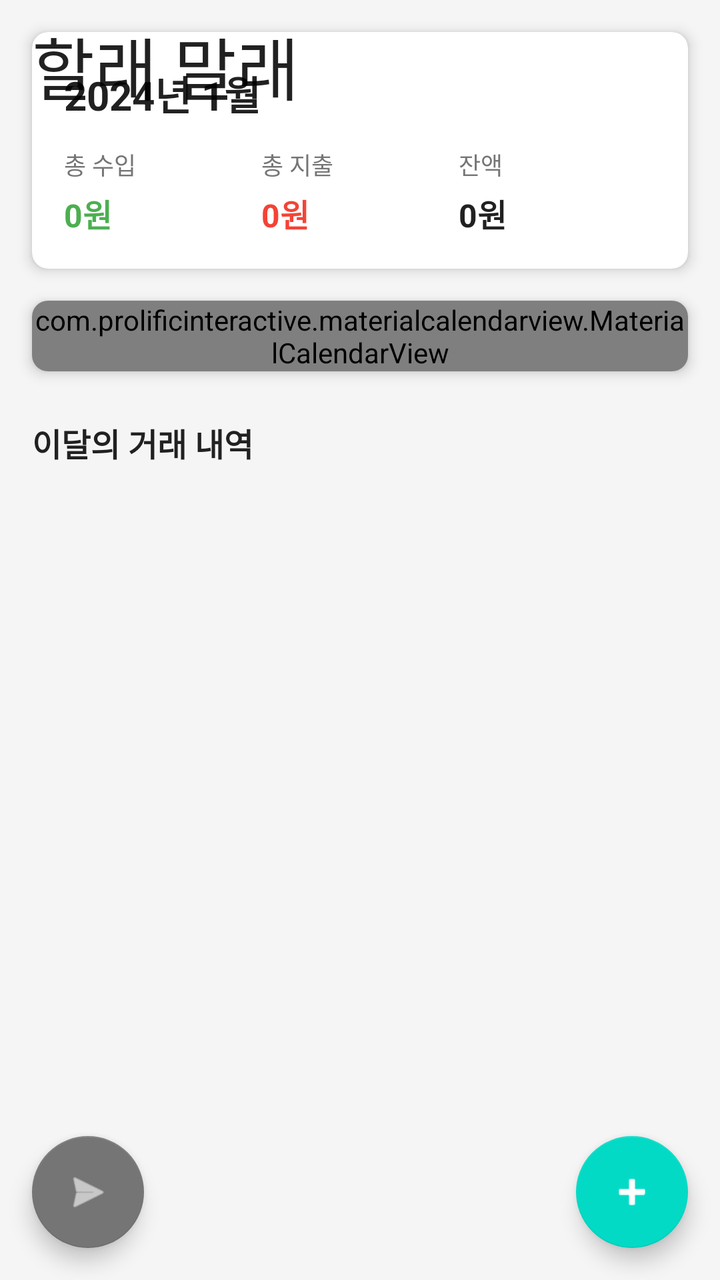
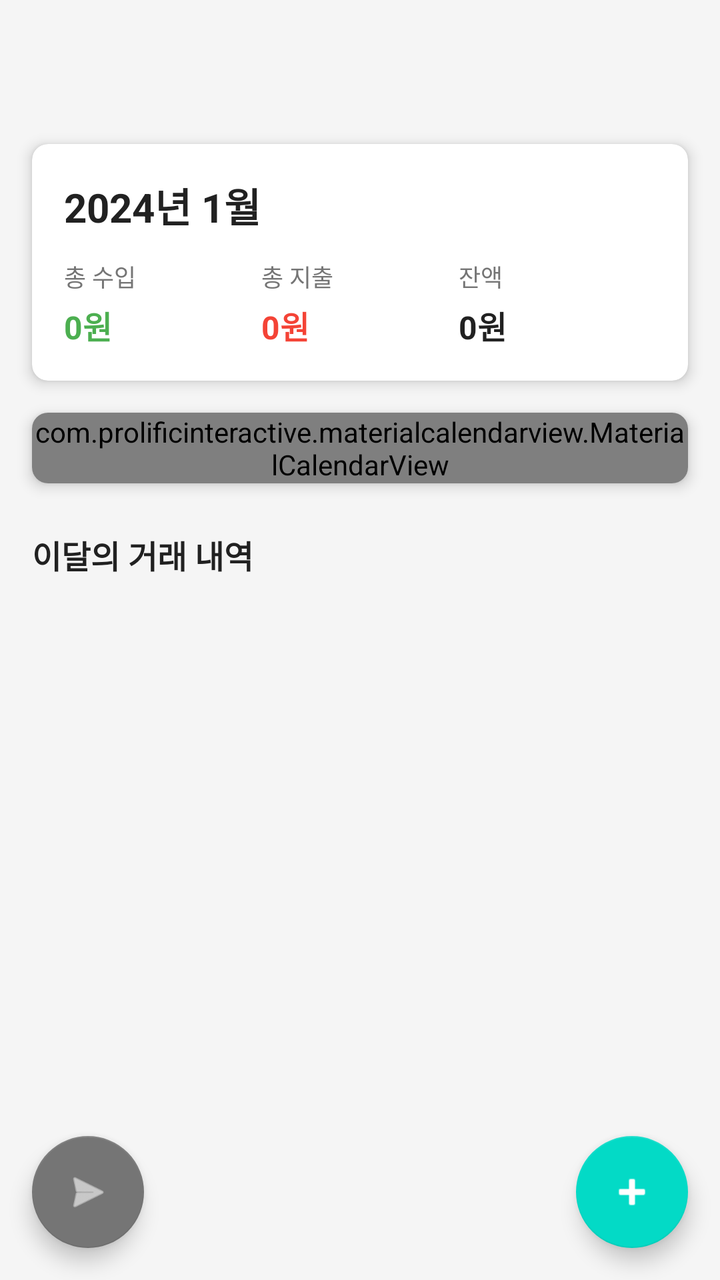

Two renders of the same Android screen: before a commit and after it. Below are the layout's source before the change and the commit's diff.
<!-- AndroidManifest.xml: activity theme Theme.FinanceTracker.NoActionBar -->
<!-- res/layout/activity_main.xml -->
<?xml version="1.0" encoding="utf-8"?>
<androidx.coordinatorlayout.widget.CoordinatorLayout
    xmlns:android="http://schemas.android.com/apk/res/android"
    xmlns:app="http://schemas.android.com/apk/res-auto"
    android:layout_width="match_parent"
    android:layout_height="match_parent"
    android:background="@color/background">

    <com.google.android.material.appbar.AppBarLayout
        android:id="@+id/appBarLayout"
        android:layout_width="match_parent"
        android:layout_height="wrap_content"
        android:background="@color/background"
        app:elevation="0dp">

        <com.google.android.material.appbar.CollapsingToolbarLayout
            android:id="@+id/collapsingToolbar"
            android:layout_width="match_parent"
            android:layout_height="wrap_content"
            app:layout_scrollFlags="scroll|exitUntilCollapsed"
            app:contentScrim="@color/primary"
            app:title="@string/app_name"
            app:expandedTitleGravity="top"
            app:expandedTitleMarginStart="16dp"
            app:expandedTitleMarginTop="16dp"
            app:collapsedTitleTextAppearance="@style/TextAppearance.AppCompat.Widget.ActionBar.Title">

            <LinearLayout
                android:layout_width="match_parent"
                android:layout_height="wrap_content"
                android:orientation="vertical"
                app:layout_collapseMode="parallax">

                
                <androidx.cardview.widget.CardView
                    android:layout_width="match_parent"
                    android:layout_height="wrap_content"
                    android:layout_margin="16dp"
                    app:cardCornerRadius="8dp"
                    app:cardElevation="4dp">

                    <LinearLayout
                        android:layout_width="match_parent"
                        android:layout_height="wrap_content"
                        android:orientation="vertical"
                        android:padding="16dp">

                        <TextView
                            android:id="@+id/monthYearText"
                            android:layout_width="wrap_content"
                            android:layout_height="wrap_content"
                            android:text="2024년 1월"
                            android:textSize="20sp"
                            android:textStyle="bold"
                            android:textColor="@color/text_primary"/>

                        <LinearLayout
                            android:layout_width="match_parent"
                            android:layout_height="wrap_content"
                            android:orientation="horizontal"
                            android:layout_marginTop="12dp">

                            <LinearLayout
                                android:layout_width="0dp"
                                android:layout_height="wrap_content"
                                android:layout_weight="1"
                                android:orientation="vertical">

                                <TextView
                                    android:layout_width="wrap_content"
                                    android:layout_height="wrap_content"
                                    android:text="@string/total_income"
                                    android:textSize="12sp"
                                    android:textColor="@color/text_secondary"/>

                                <TextView
                                    android:id="@+id/totalIncomeText"
                                    android:layout_width="wrap_content"
                                    android:layout_height="wrap_content"
                                    android:text="0원"
                                    android:textSize="16sp"
                                    android:textStyle="bold"
                                    android:textColor="@color/income_color"
                                    android:layout_marginTop="4dp"/>
                            </LinearLayout>

                            <LinearLayout
                                android:layout_width="0dp"
                                android:layout_height="wrap_content"
                                android:layout_weight="1"
                                android:orientation="vertical">

                                <TextView
                                    android:layout_width="wrap_content"
                                    android:layout_height="wrap_content"
                                    android:text="@string/total_expense"
                                    android:textSize="12sp"
                                    android:textColor="@color/text_secondary"/>

                                <TextView
                                    android:id="@+id/totalExpenseText"
                                    android:layout_width="wrap_content"
                                    android:layout_height="wrap_content"
                                    android:text="0원"
                                    android:textSize="16sp"
                                    android:textStyle="bold"
                                    android:textColor="@color/expense_color"
                                    android:layout_marginTop="4dp"/>
                            </LinearLayout>

                            <LinearLayout
                                android:layout_width="0dp"
                                android:layout_height="wrap_content"
                                android:layout_weight="1"
                                android:orientation="vertical">

                                <TextView
                                    android:layout_width="wrap_content"
                                    android:layout_height="wrap_content"
                                    android:text="@string/balance"
                                    android:textSize="12sp"
                                    android:textColor="@color/text_secondary"/>

                                <TextView
                                    android:id="@+id/balanceText"
                                    android:layout_width="wrap_content"
                                    android:layout_height="wrap_content"
                                    android:text="0원"
                                    android:textSize="16sp"
                                    android:textStyle="bold"
                                    android:textColor="@color/text_primary"
                                    android:layout_marginTop="4dp"/>
                            </LinearLayout>
                        </LinearLayout>
                    </LinearLayout>
                </androidx.cardview.widget.CardView>

                
                <androidx.cardview.widget.CardView
                    android:layout_width="match_parent"
                    android:layout_height="wrap_content"
                    android:layout_marginStart="16dp"
                    android:layout_marginEnd="16dp"
                    android:layout_marginBottom="8dp"
                    app:cardCornerRadius="8dp"
                    app:cardElevation="4dp">

                    <com.prolificinteractive.materialcalendarview.MaterialCalendarView
                        android:id="@+id/calendarView"
                        android:layout_width="match_parent"
                        android:layout_height="wrap_content"
                        app:mcv_showOtherDates="all"
                        app:mcv_selectionColor="@color/primary"/>
                </androidx.cardview.widget.CardView>

            </LinearLayout>

            <androidx.appcompat.widget.Toolbar
                android:id="@+id/toolbar"
                android:layout_width="match_parent"
                android:layout_height="?attr/actionBarSize"
                app:layout_collapseMode="pin"
                app:popupTheme="@style/ThemeOverlay.AppCompat.Light" />

        </com.google.android.material.appbar.CollapsingToolbarLayout>

    </com.google.android.material.appbar.AppBarLayout>

    <androidx.core.widget.NestedScrollView
        android:layout_width="match_parent"
        android:layout_height="match_parent"
        app:layout_behavior="@string/appbar_scrolling_view_behavior">

        <LinearLayout
            android:layout_width="match_parent"
            android:layout_height="wrap_content"
            android:orientation="vertical">

            
            <TextView
                android:id="@+id/monthlyTransactionsHeader"
                android:layout_width="wrap_content"
                android:layout_height="wrap_content"
                android:text="이달의 거래 내역"
                android:textSize="16sp"
                android:textStyle="bold"
                android:textColor="@color/text_primary"
                android:layout_marginStart="16dp"
                android:layout_marginTop="16dp"
                android:layout_marginBottom="8dp"/>

            <androidx.recyclerview.widget.RecyclerView
                android:id="@+id/recentTransactionsRecyclerView"
                android:layout_width="match_parent"
                android:layout_height="wrap_content"
                android:layout_marginStart="16dp"
                android:layout_marginEnd="16dp"
                android:layout_marginBottom="80dp"
                android:nestedScrollingEnabled="false"/>

        </LinearLayout>

    </androidx.core.widget.NestedScrollView>

    
    <com.google.android.material.floatingactionbutton.FloatingActionButton
        android:id="@+id/fabTest"
        android:layout_width="wrap_content"
        android:layout_height="wrap_content"
        android:layout_gravity="bottom|start"
        android:layout_margin="16dp"
        android:src="@android:drawable/ic_menu_send"
        android:contentDescription="테스트 알림"
        app:backgroundTint="@color/text_secondary"
        app:tint="@color/white"/>

    
    <com.google.android.material.floatingactionbutton.FloatingActionButton
        android:id="@+id/fabAddTransaction"
        android:layout_width="wrap_content"
        android:layout_height="wrap_content"
        android:layout_gravity="bottom|end"
        android:layout_margin="16dp"
        android:src="@android:drawable/ic_input_add"
        android:contentDescription="@string/add_transaction"
        app:tint="@color/white"/>

</androidx.coordinatorlayout.widget.CoordinatorLayout>
<!-- resources referenced by this layout -->
<resources>
  <color name="background">#F5F5F5</color>
  <color name="expense_color">#F44336</color>
  <color name="income_color">#4CAF50</color>
  <color name="primary">#2196F3</color>
  <color name="text_primary">#212121</color>
  <color name="text_secondary">#757575</color>
  <color name="white">#FFFFFFFF</color>
  <string name="add_transaction">거래 추가</string>
  <string name="app_name">할래 말래</string>
  <string name="balance">잔액</string>
  <string name="total_expense">총 지출</string>
  <string name="total_income">총 수입</string>
  <style name="Theme.FinanceTracker.NoActionBar">
          <item name="windowActionBar">false</item>
          <item name="windowNoTitle">true</item>
      </style>
</resources>

<!-- the commit's change to res/layout/activity_main.xml (unified diff, before → after) -->
@@ -20,15 +20,14 @@
             app:layout_scrollFlags="scroll|exitUntilCollapsed"
             app:contentScrim="@color/primary"
             app:title="@string/app_name"
-            app:expandedTitleGravity="top"
-            app:expandedTitleMarginStart="16dp"
-            app:expandedTitleMarginTop="16dp"
+            app:expandedTitleTextColor="@android:color/transparent"
             app:collapsedTitleTextAppearance="@style/TextAppearance.AppCompat.Widget.ActionBar.Title">
 
             <LinearLayout
                 android:layout_width="match_parent"
                 android:layout_height="wrap_content"
                 android:orientation="vertical"
+                android:paddingTop="?attr/actionBarSize"
                 app:layout_collapseMode="parallax">
 
                 
